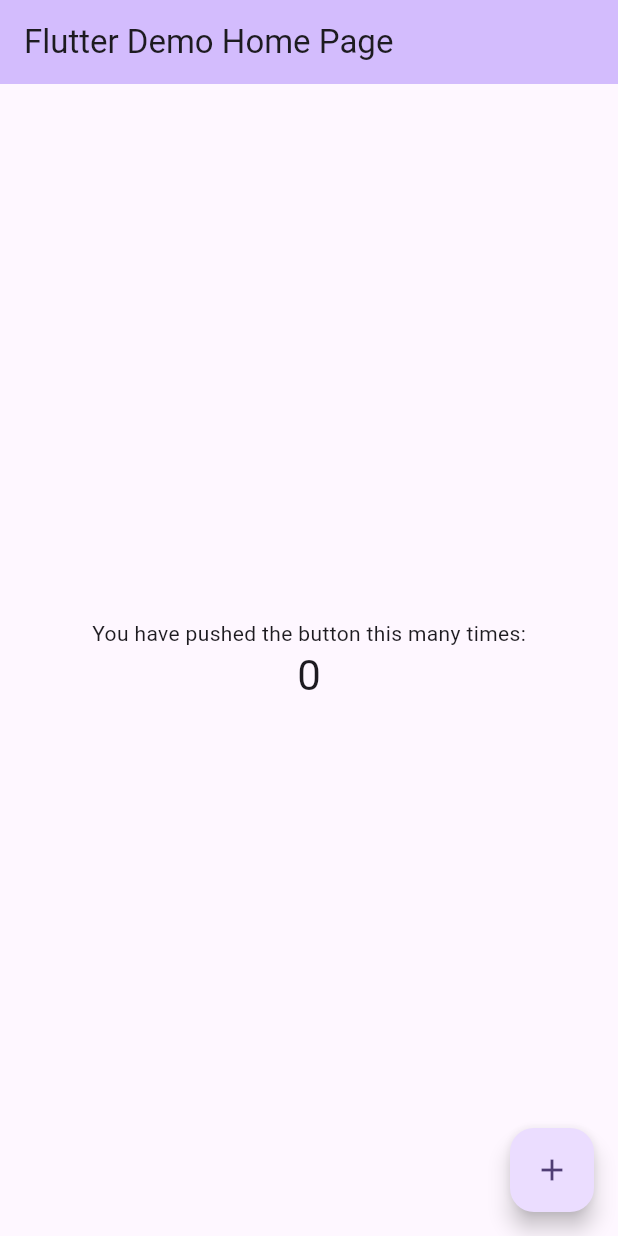
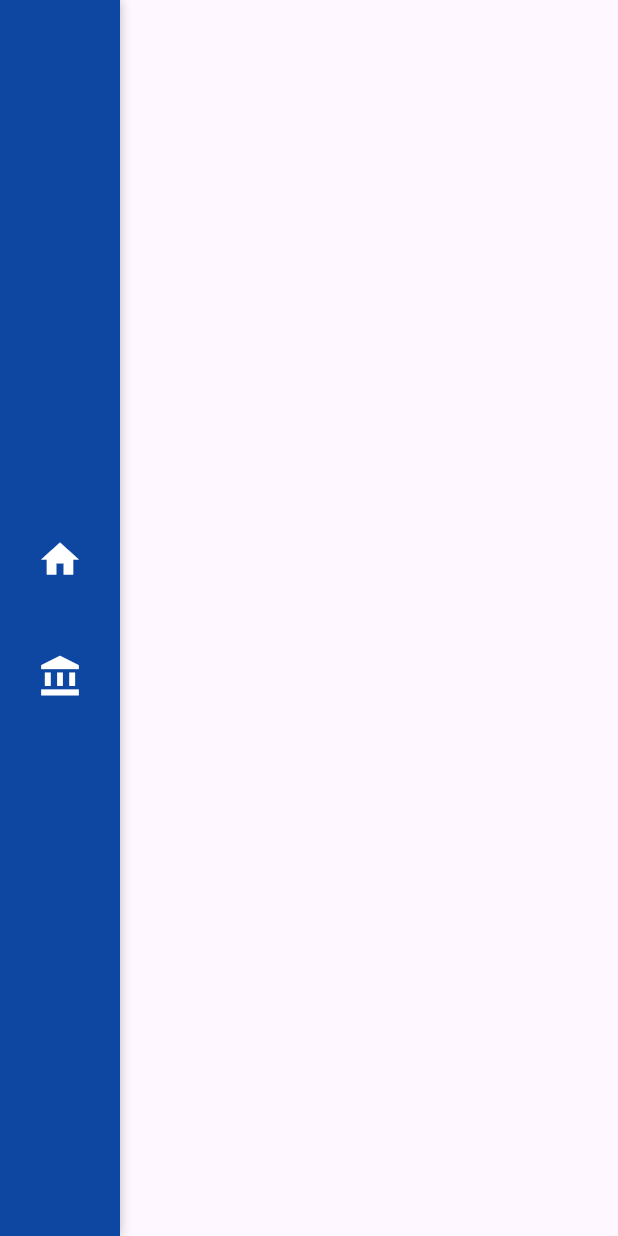
Before and after one commit to gabrieltissianel/TrabalhoLES, a Flutter app: the screen it shows after launch, on a phone screen of 412 x 824 dp. Run offline on Flutter 3.47's test engine with Material 3 defaults, Android fonts, the phone set to English and light mode, and no system bars; our stand-ins replace dio, go_router.

Commit message:
flutter: crud fornecedor

```diff
--- /dev/null
+++ b/Flutter/les/lib/core/app_routes.dart
@@ -0,0 +1,16 @@
+import 'package:go_router/go_router.dart';
+import 'package:les/presentation/view/fornecedor_view.dart';
+import 'package:les/presentation/view/home.dart';
+
+class AppRoutes {
+  static const String HOME = '/';
+  static const String FORNECEDORES = '/fornecedores';
+}
+
+final GoRouter router = GoRouter(
+  initialLocation: '/',
+  routes: [
+    GoRoute(path: AppRoutes.HOME, builder: (context, state) => Home()),
+    GoRoute(path: AppRoutes.FORNECEDORES, builder: (context, state) => FornecedorView())
+  ],
+);
--- /dev/null
+++ b/Flutter/les/lib/core/endpoints.dart
@@ -0,0 +1,4 @@
+
+class Endpoints {
+  static String baseUrl = "http://localhost:8080";
+}
--- a/Flutter/les/lib/main.dart
+++ b/Flutter/les/lib/main.dart
@@ -1,125 +1,22 @@
 import 'package:flutter/material.dart';
+import 'package:les/core/app_routes.dart';
+import 'package:les/presentation/viewModel/fornecedor_view_model.dart';
+import 'package:provider/provider.dart';
 
 void main() {
-  runApp(const MyApp());
+  runApp( MultiProvider(
+    providers: [
+      ChangeNotifierProvider(create: (_) => FornecedorViewModel()),
+    ],
+    child: MyApp()),
+  );
 }
 
 class MyApp extends StatelessWidget {
-  const MyApp({super.key});
-
-  // This widget is the root of your application.
   @override
   Widget build(BuildContext context) {
-    return MaterialApp(
-      title: 'Flutter Demo',
-      theme: ThemeData(
-        // This is the theme of your application.
-        //
-        // TRY THIS: Try running your application with "flutter run". You'll see
-        // the application has a purple toolbar. Then, without quitting the app,
-        // try changing the seedColor in the colorScheme below to Colors.green
-        // and then invoke "hot reload" (save your changes or press the "hot
-        // reload" button in a Flutter-supported IDE, or press "r" if you used
-        // the command line to start the app).
-        //
-        // Notice that the counter didn't reset back to zero; the application
-        // state is not lost during the reload. To reset the state, use hot
-        // restart instead.
-        //
-        // This works for code too, not just values: Most code changes can be
-        // tested with just a hot reload.
-        colorScheme: ColorScheme.fromSeed(seedColor: Colors.deepPurple),
-        useMaterial3: true,
-      ),
-      home: const MyHomePage(title: 'Flutter Demo Home Page'),
+    return MaterialApp.router(
+      routerConfig: router,
     );
   }
 }
-
-class MyHomePage extends StatefulWidget {
-  const MyHomePage({super.key, required this.title});
-
-  // This widget is the home page of your application. It is stateful, meaning
-  // that it has a State object (defined below) that contains fields that affect
-  // how it looks.
-
-  // This class is the configuration for the state. It holds the values (in this
-  // case the title) provided by the parent (in this case the App widget) and
-  // used by the build method of the State. Fields in a Widget subclass are
-  // always marked "final".
-
-  final String title;
-
-  @override
-  State<MyHomePage> createState() => _MyHomePageState();
-}
-
-class _MyHomePageState extends State<MyHomePage> {
-  int _counter = 0;
-
-  void _incrementCounter() {
-    setState(() {
-      // This call to setState tells the Flutter framework that something has
-      // changed in this State, which causes it to rerun the build method below
-      // so that the display can reflect the updated values. If we changed
-      // _counter without calling setState(), then the build method would not be
-      // called again, and so nothing would appear to happen.
-      _counter++;
-    });
-  }
-
-  @override
-  Widget build(BuildContext context) {
-    // This method is rerun every time setState is called, for instance as done
-    // by the _incrementCounter method above.
-    //
-    // The Flutter framework has been optimized to make rerunning build methods
-    // fast, so that you can just rebuild anything that needs updating rather
-    // than having to individually change instances of widgets.
-    return Scaffold(
-      appBar: AppBar(
-        // TRY THIS: Try changing the color here to a specific color (to
-        // Colors.amber, perhaps?) and trigger a hot reload to see the AppBar
-        // change color while the other colors stay the same.
-        backgroundColor: Theme.of(context).colorScheme.inversePrimary,
-        // Here we take the value from the MyHomePage object that was created by
-        // the App.build method, and use it to set our appbar title.
-        title: Text(widget.title),
-      ),
-      body: Center(
-        // Center is a layout widget. It takes a single child and positions it
-        // in the middle of the parent.
-        child: Column(
-          // Column is also a layout widget. It takes a list of children and
-          // arranges them vertically. By default, it sizes itself to fit its
-          // children horizontally, and tries to be as tall as its parent.
-          //
-          // Column has various properties to control how it sizes itself and
-          // how it positions its children. Here we use mainAxisAlignment to
-          // center the children vertically; the main axis here is the vertical
-          // axis because Columns are vertical (the cross axis would be
-          // horizontal).
-          //
-          // TRY THIS: Invoke "debug painting" (choose the "Toggle Debug Paint"
-          // action in the IDE, or press "p" in the console), to see the
-          // wireframe for each widget.
-          mainAxisAlignment: MainAxisAlignment.center,
-          children: <Widget>[
-            const Text(
-              'You have pushed the button this many times:',
-            ),
-            Text(
-              '$_counter',
-              style: Theme.of(context).textTheme.headlineMedium,
-            ),
-          ],
-        ),
-      ),
-      floatingActionButton: FloatingActionButton(
-        onPressed: _incrementCounter,
-        tooltip: 'Increment',
-        child: const Icon(Icons.add),
-      ), // This trailing comma makes auto-formatting nicer for build methods.
-    );
-  }
-}
--- /dev/null
+++ b/Flutter/les/lib/presentation/view/home.dart
@@ -0,0 +1,24 @@
+
+import 'package:flutter/material.dart';
+import 'package:les/presentation/widgets/side_menu.dart';
+
+class Home extends StatefulWidget{
+  const Home({super.key});
+
+  @override
+  State<StatefulWidget> createState() => _HomeState();
+
+}
+
+class _HomeState extends State<Home>{
+  @override
+  Widget build(BuildContext context) {
+    return Scaffold(
+      body: Row(
+        children: [
+          SideMenu()
+        ],
+      ),
+    );
+  }
+}
--- /dev/null
+++ b/Flutter/les/lib/presentation/widgets/side_menu.dart
@@ -0,0 +1,36 @@
+
+import 'package:flutter/material.dart';
+import 'package:go_router/go_router.dart';
+import 'package:les/core/app_routes.dart';
+
+class SideMenu extends StatelessWidget{
+  @override
+  Widget build(BuildContext context) {
+    return Container(
+      width: 80, // Largura do menu lateral
+      decoration: BoxDecoration(
+        color: Colors.blue.shade900,
+        boxShadow: [BoxShadow(color: Colors.black26, blurRadius: 5)],
+      ),
+      child: Column(
+        mainAxisAlignment: MainAxisAlignment.center,
+        children: [
+          _buildMenuItem(context, Icons.home, 'Home', AppRoutes.HOME),
+          _buildMenuItem(context, Icons.account_balance, 'Fornecedores', AppRoutes.FORNECEDORES)
+        ],
+      ),
+    );
+  }
+
+  Widget _buildMenuItem(BuildContext context, IconData icon, String label, String route) {
+    return Padding(
+      padding: const EdgeInsets.symmetric(vertical: 15),
+      child: IconButton(
+        icon: Icon(icon, color: Colors.white, size: 30),
+        tooltip: label, // Mostra o nome ao passar o mouse
+        onPressed: () => context.go(route), // Navegação com GoRouter
+      ),
+    );
+  }
+
+}
--- a/Flutter/les/pubspec.yaml
+++ b/Flutter/les/pubspec.yaml
@@ -34,6 +34,9 @@ dependencies:
   # The following adds the Cupertino Icons font to your application.
   # Use with the CupertinoIcons class for iOS style icons.
   cupertino_icons: ^1.0.8
+  go_router: ^14.8.1
+  dio: ^5.8.0+1
+  provider: ^6.1.2
 
 dev_dependencies:
   flutter_test:
```
Also changed, not shown: Flutter/les/lib/core/api_service.dart (added, +59 -0 lines), Flutter/les/lib/model/fornecedor.dart (added, +19 -0 lines), Flutter/les/lib/presentation/view/fornecedor_view.dart (added, +157 -0 lines), Flutter/les/lib/presentation/viewModel/fornecedor_view_model.dart (added, +34 -0 lines), Flutter/les/lib/service/fornecedor_service.dart (added, +11 -0 lines), Flutter/les/lib/presentation/viewModel/home_view_model.dart (added), Flutter/les/pubspec.lock, 3 other files.
